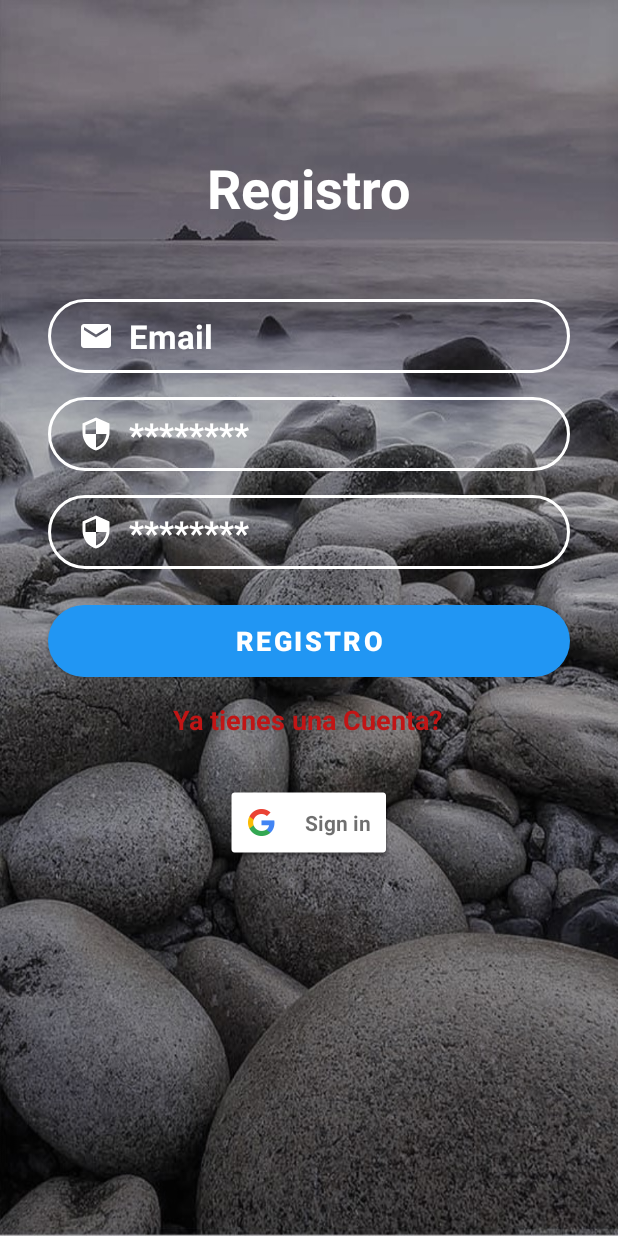
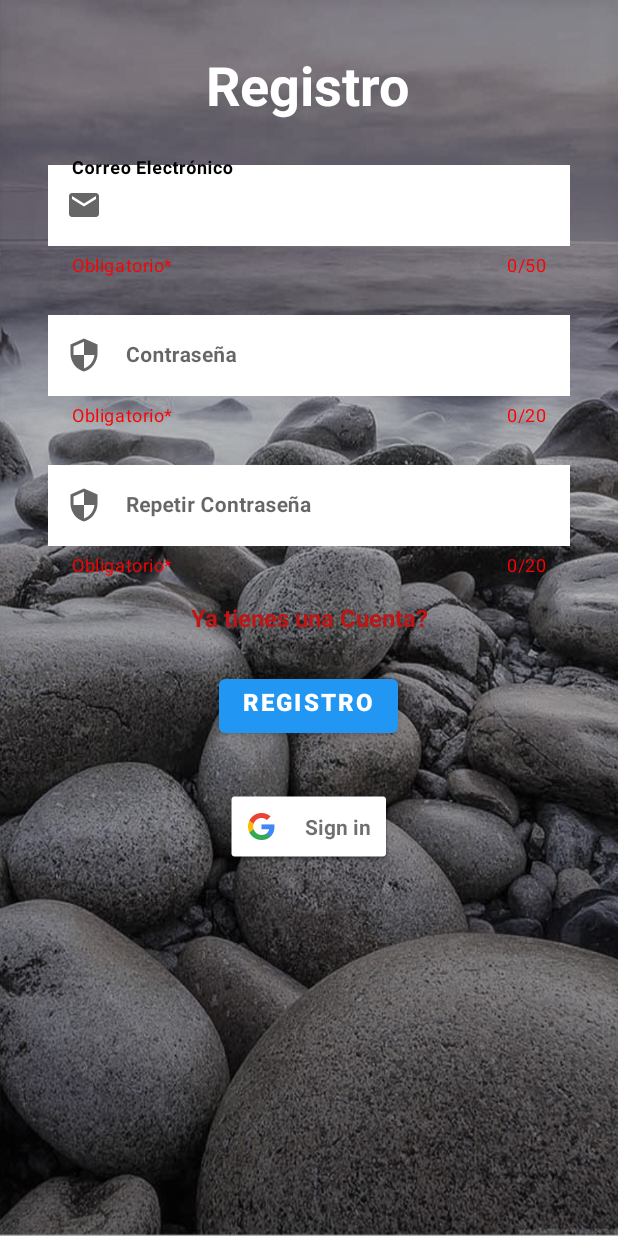
Before and after one commit to walter-barreiro/las_piedras_app, an Android app: the screen it shows after launch (RegisterActivity), after a tap on "Regístrate", on a phone screen of 412 x 824 dp. Run offline under Robolectric (Android 15) with nearby library versions, the phone set to English and light mode, and no system bars; our stand-ins replace Firebase (no records; nobody signed in at launch, a user with empty details on screens opened directly).

Commit message:
material a inicio, registro y cambiar contraseña

```diff
--- a/app/src/main/java/com/example/laspiedrasapp/activities/LoginActivity.java
+++ b/app/src/main/java/com/example/laspiedrasapp/activities/LoginActivity.java
@@ -38,8 +38,8 @@ public class LoginActivity extends AppCompatActivity {
 
         mAuth = FirebaseAuth.getInstance();
 
-        mEditTexEmail = (EditText) findViewById(R.id.editTextEmail);
-        mEditTextPassword = (EditText) findViewById(R.id.editTextPassword);
+        mEditTexEmail = (EditText) findViewById(R.id.textInputEditTextCorreo);
+        mEditTextPassword = (EditText) findViewById(R.id.textInputEditTextContrasena);
         mButtonLogin = (Button) findViewById(R.id.btnLogin);
         mTextViewResetPassword = (TextView) findViewById(R.id.forgotPassword);
         mTextViewSignUp = (TextView) findViewById(R.id.textViewSignUp);
--- a/app/src/main/java/com/example/laspiedrasapp/activities/RegisterActivity.java
+++ b/app/src/main/java/com/example/laspiedrasapp/activities/RegisterActivity.java
@@ -54,8 +54,8 @@ public class RegisterActivity extends AppCompatActivity {
      //INSTANCIAMOS FirebaseAuth EN "mAuth"
         mAuth = FirebaseAuth.getInstance();
      //SE REFERENCIAN  LOS EDIT TEXT DEL LAYOUT CON SUS CORRESPONDIENTES VARIABLES
-        mEditTextEmail = (EditText) findViewById(R.id.editTextEmail);
-        mEditTextPassword = (EditText) findViewById(R.id.editTextPassword);
+        mEditTextEmail = (EditText) findViewById(R.id.textInputEditTextCorreo);
+        mEditTextPassword = (EditText) findViewById(R.id.textInputEditTextContrasena);
         mButtonRegister = (Button) findViewById(R.id.btnRegister);
         mAlredyHaveAccount = (TextView) findViewById(R.id.alredyHaveAccount);
         mButtonSignIn = findViewById(R.id.btnSignin);
--- a/app/src/main/res/layout/activity_register.xml
+++ b/app/src/main/res/layout/activity_register.xml
@@ -7,10 +7,20 @@
     android:background="@drawable/bb4"
     tools:context=".activities.RegisterActivity">
 
+    <LinearLayout
+        android:id="@+id/linearLayout3"
+        android:layout_width="match_parent"
+        android:layout_height="match_parent"
+        android:layout_marginTop="32dp"
+        android:orientation="vertical"
+        app:layout_constraintTop_toTopOf="parent"
+        tools:layout_editor_absoluteX="16dp">
+
         <TextView
             android:id="@+id/login"
             android:layout_width="wrap_content"
             android:layout_height="wrap_content"
+            android:layout_gravity="center"
             android:text="Registro"
             android:textColor="@color/colorWhite"
             android:textSize="36sp"
@@ -21,115 +31,145 @@
             app:layout_constraintTop_toTopOf="parent"
             app:layout_constraintVertical_bias="0.13" />
 
-
-    <EditText
-        android:id="@+id/editTextEmail"
-        android:layout_width="0dp"
+        <com.google.android.material.textfield.TextInputLayout
+            android:id="@+id/textInputLayoutCorreo"
+            style="@style/Widget.MaterialComponents.TextInputLayout.OutlinedBox"
+            android:layout_width="match_parent"
             android:layout_height="wrap_content"
             android:layout_marginStart="32dp"
-        android:layout_marginTop="50dp"
+            android:layout_marginTop="24dp"
             android:layout_marginEnd="32dp"
-        android:background="@drawable/input_bg"
-        android:drawableLeft="@drawable/ic_email"
-        android:drawablePadding="10dp"
-        android:ems="10"
-        android:hint="Email"
-        android:inputType="textPersonName"
-        android:paddingLeft="20dp"
-        android:paddingTop="10dp"
-        android:paddingRight="10dp"
-        android:paddingBottom="10dp"
-        android:textColor="@color/colorWhite"
-        android:textColorHint="@color/colorWhite"
-        android:textSize="22sp"
+            android:hint="Correo Electrónico"
+            app:counterEnabled="true"
+            app:counterMaxLength="50"
+            app:counterTextColor="@color/red"
+            app:endIconMode="clear_text"
+            app:helperText="Obligatorio*"
+            app:helperTextTextColor="@color/red"
+            app:hintTextColor="@color/black"
+            app:startIconDrawable="@drawable/ic_email">
+
+            <com.google.android.material.textfield.TextInputEditText
+                android:id="@+id/textInputEditTextCorreo"
+                android:layout_width="match_parent"
+                android:layout_height="wrap_content"
+                android:maxLength="51"
+                android:textColor="@color/black"
+                android:textColorHint="@color/black"
+                android:textSize="14sp"
                 android:textStyle="bold"
-        app:layout_constraintEnd_toEndOf="parent"
-        app:layout_constraintStart_toStartOf="parent"
-        app:layout_constraintTop_toBottomOf="@+id/login" />
+                app:hintTextColor="@color/colorBlack"
+                android:background="@color/colorWhite"/>
+        </com.google.android.material.textfield.TextInputLayout>
 
-    <EditText
-        android:id="@+id/editTextPassword"
-        android:layout_width="0dp"
+        <com.google.android.material.textfield.TextInputLayout
+            android:id="@+id/textInputLayoutContrasena"
+            style="@style/Widget.MaterialComponents.TextInputLayout.OutlinedBox"
+            android:layout_width="match_parent"
             android:layout_height="wrap_content"
-        android:layout_marginTop="16dp"
-        android:background="@drawable/input_bg"
-        android:drawableLeft="@drawable/ic_security"
-        android:drawablePadding="10dp"
-        android:ems="10"
-        android:hint="********"
-        android:inputType="textPassword"
-        android:paddingLeft="20dp"
-        android:paddingTop="10dp"
-        android:paddingRight="10dp"
-        android:paddingBottom="10dp"
-        android:textColor="@color/colorWhite"
-        android:textColorHint="@color/colorWhite"
-        android:textSize="22sp"
+            android:layout_marginStart="32dp"
+            android:layout_marginTop="20dp"
+            android:layout_marginEnd="32dp"
+            android:hint="Contraseña"
             android:textStyle="bold"
-        app:layout_constraintEnd_toEndOf="@+id/editTextEmail"
-        app:layout_constraintStart_toStartOf="@+id/editTextEmail"
-        app:layout_constraintTop_toBottomOf="@+id/editTextEmail" />
+            app:counterEnabled="true"
+            app:counterMaxLength="20"
+            app:counterTextColor="@color/red"
+            app:endIconMode="clear_text"
+            app:helperText="Obligatorio*"
+            app:helperTextTextColor="@color/red"
+            app:hintTextColor="@color/black"
+            app:startIconDrawable="@drawable/ic_security">
 
-    <EditText
-        android:id="@+id/editTextConformPassword"
-        android:layout_width="0dp"
+            <com.google.android.material.textfield.TextInputEditText
+                android:id="@+id/textInputEditTextContrasena"
+                android:layout_width="match_parent"
                 android:layout_height="wrap_content"
-        android:layout_marginTop="16dp"
-        android:background="@drawable/input_bg"
-        android:drawableLeft="@drawable/ic_security"
-        android:drawablePadding="10dp"
-        android:ems="10"
-        android:hint="********"
-        android:inputType="textPersonName"
-        android:paddingLeft="20dp"
-        android:paddingTop="10dp"
-        android:paddingRight="10dp"
-        android:paddingBottom="10dp"
-        android:textColor="@color/colorWhite"
-        android:textColorHint="@color/colorWhite"
-        android:textSize="22sp"
+                android:maxLength="21"
+                android:textColor="@color/black"
+                android:textColorHint="@color/black"
+                android:textSize="14sp"
                 android:textStyle="bold"
-        app:layout_constraintEnd_toEndOf="@+id/editTextPassword"
-        app:layout_constraintStart_toStartOf="@+id/editTextPassword"
-        app:layout_constraintTop_toBottomOf="@+id/editTextPassword" />
+                app:hintTextColor="@color/black"
+                android:background="@color/colorWhite"/>
 
-    <Button
-        android:id="@+id/btnRegister"
-        android:layout_width="0dp"
+        </com.google.android.material.textfield.TextInputLayout>
+
+        <com.google.android.material.textfield.TextInputLayout
+            android:id="@+id/textInputLayoutContrasena2"
+            style="@style/Widget.MaterialComponents.TextInputLayout.OutlinedBox"
+            android:layout_width="match_parent"
             android:layout_height="wrap_content"
-        android:layout_marginTop="24dp"
-        android:background="@drawable/btn_bg"
-        android:text="Registro"
-        android:textSize="18sp"
+            android:layout_marginStart="32dp"
+            android:layout_marginTop="20dp"
+            android:layout_marginEnd="32dp"
+            android:hint="Repetir Contraseña"
             android:textStyle="bold"
-        android:textColor="@color/colorWhite"
-        app:layout_constraintEnd_toEndOf="@+id/editTextConformPassword"
-        app:layout_constraintHorizontal_bias="0.0"
-        app:layout_constraintStart_toStartOf="@+id/editTextConformPassword"
-        app:layout_constraintTop_toBottomOf="@+id/editTextConformPassword" />
+            app:counterEnabled="true"
+            app:counterMaxLength="20"
+            app:counterTextColor="@color/red"
+            app:endIconMode="clear_text"
+            app:helperText="Obligatorio*"
+            app:helperTextTextColor="@color/red"
+            app:hintTextColor="@color/black"
+            app:startIconDrawable="@drawable/ic_security">
+
+            <com.google.android.material.textfield.TextInputEditText
+                android:id="@+id/textInputEditTextContrasena2"
+                android:layout_width="match_parent"
+                android:layout_height="wrap_content"
+                android:maxLength="21"
+                android:textColor="@color/black"
+                android:textColorHint="@color/black"
+                android:textSize="14sp"
+                android:textStyle="bold"
+                app:hintTextColor="@color/black"
+                android:background="@color/colorWhite"/>
+
+        </com.google.android.material.textfield.TextInputLayout>
 
         <TextView
             android:id="@+id/alredyHaveAccount"
-        android:layout_width="wrap_content"
+            android:layout_width="match_parent"
             android:layout_height="wrap_content"
             android:layout_marginTop="16dp"
             android:shadowColor="@color/colorWhite"
             android:text="Ya tienes una Cuenta?"
+            android:textAlignment="center"
             android:textColor="@color/colorRed"
-        android:textSize="18sp"
+            android:textSize="16sp"
             android:textStyle="bold"
             app:layout_constraintEnd_toEndOf="@+id/btnRegister"
             app:layout_constraintHorizontal_bias="0.497"
             app:layout_constraintStart_toStartOf="@+id/btnRegister"
             app:layout_constraintTop_toBottomOf="@+id/btnRegister" />
 
+        <Button
+            android:id="@+id/btnRegister"
+            android:layout_width="wrap_content"
+            android:layout_height="wrap_content"
+            android:layout_gravity="center"
+            android:layout_marginTop="24dp"
+            android:gravity="fill_horizontal"
+            android:text="Registro"
+            android:textColor="@color/colorWhite"
+            android:textSize="16sp"
+            android:textStyle="bold"
+            app:layout_constraintEnd_toEndOf="@+id/editTextConformPassword"
+            app:layout_constraintHorizontal_bias="0.0"
+            app:layout_constraintStart_toStartOf="@+id/editTextConformPassword"
+            app:layout_constraintTop_toBottomOf="@+id/editTextConformPassword" />
+
         <com.google.android.gms.common.SignInButton
             android:id="@+id/btnSignin"
             android:layout_width="wrap_content"
             android:layout_height="wrap_content"
+            android:layout_gravity="center"
             android:layout_marginTop="32dp"
             app:layout_constraintEnd_toEndOf="@+id/btnRegister"
             app:layout_constraintStart_toStartOf="@+id/btnRegister"
-        app:layout_constraintTop_toBottomOf="@+id/alredyHaveAccount"/>
+            app:layout_constraintTop_toBottomOf="@+id/alredyHaveAccount" />
+
+    </LinearLayout>
 
 </androidx.constraintlayout.widget.ConstraintLayout>
```
Also changed, not shown: app/src/main/res/layout/activity_login.xml (+77 -47 lines), app/src/main/res/layout/activity_reset_password.xml (+39 -22 lines). Lines whose indentation alone changed are shown as unchanged.
